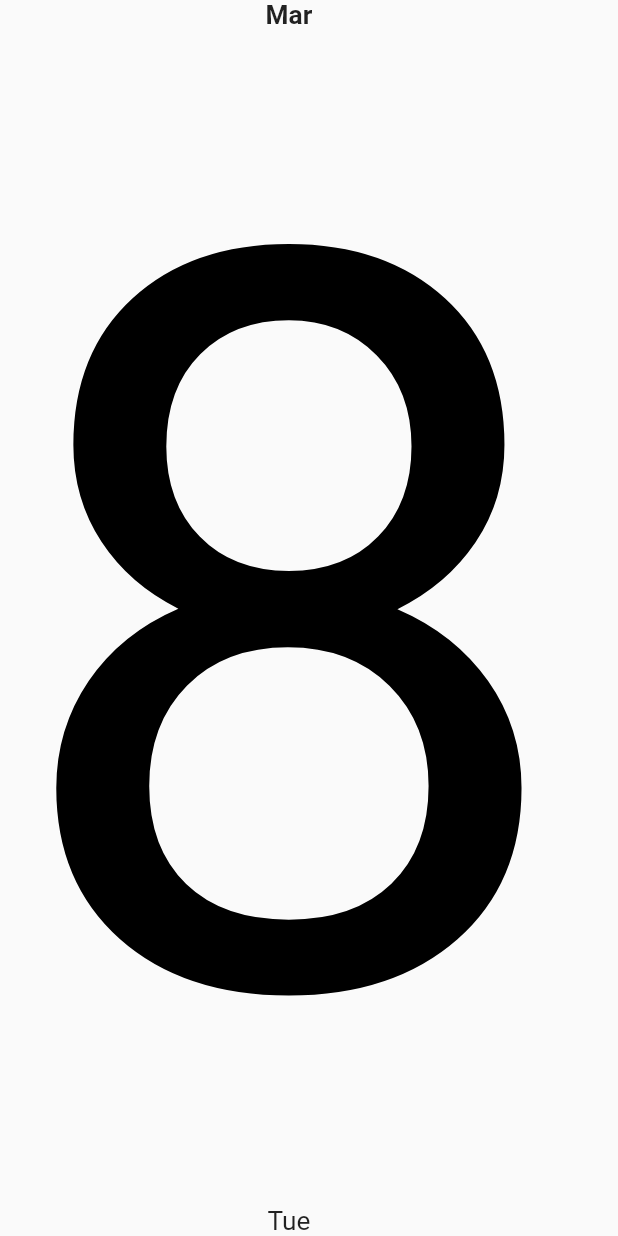
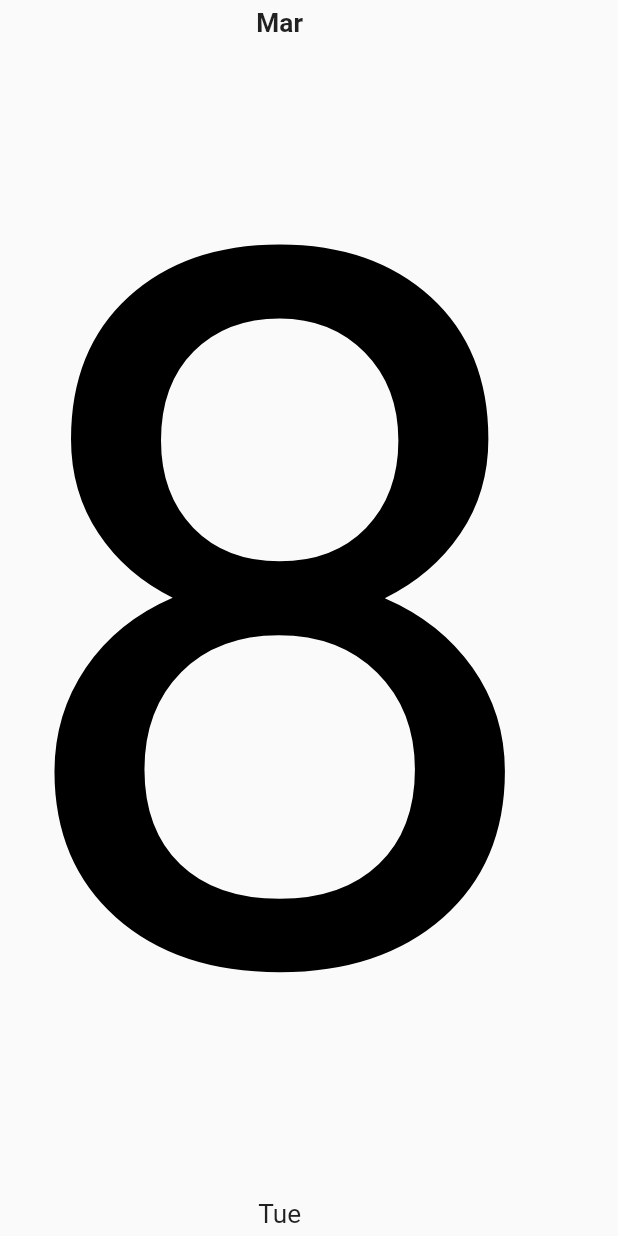
Before and after one commit to wangmaac/fourty_mom_project, a Flutter app: what selectContent() shows on an empty page, opened directly, on a phone screen of 412 x 824 dp. Run offline on Flutter 3.47's test engine with Material 2 defaults, Android fonts, the phone set to English and light mode, and no system bars; our stand-ins replace animated_text_kit, firebase_auth, firebase_core, font_awesome_flutter, go_router, google_sign_in and 2 more; missing offline and left inert: flutter_facebook_auth; accounts and stored records are empty.

Commit message:
2nd commit
welcome message

```diff
--- a/lib/models/record_model.dart
+++ b/lib/models/record_model.dart
@@ -1,13 +1,13 @@
 final List<Map<String, dynamic>> tmpListModel = [
   {
-    'date': DateTime(2022, 02, 21),
+    'date': DateTime(2022, 03, 6),
     'book': '고래',
     'video': 'netflix',
     'listen': 'mp3'
   },
-  {'date': DateTime(2022, 02, 20), 'book': '고래', 'video': 'netflix'},
+  {'date': DateTime(2022, 03, 7), 'book': '고래', 'video': 'netflix'},
   {
-    'date': DateTime(2022, 02, 12),
+    'date': DateTime(2022, 03, 01),
     'book': '고독',
     'video': 'netflix',
     'listen': 'mp3'
--- a/lib/widget/timeline_content_widget.dart
+++ b/lib/widget/timeline_content_widget.dart
@@ -1,71 +1,69 @@
 import 'package:flutter/material.dart';
 import 'package:font_awesome_flutter/font_awesome_flutter.dart';
-import 'package:fourty_mom_project/utilities/color.dart';
 import 'package:fourty_mom_project/utilities/date_format.dart';
 
 import '../models/record_model.dart';
+import '../utilities/icon_data.dart';
 
+
+//선택했을때
 Widget selectContent(DateTime itemDate) {
   List<Map<String, dynamic>> result = [];
 
   result =
       List.of(tmpListModel.where((element) => itemDate == element['date']));
 
-  FaIcon notStudyIcon = const FaIcon(
-    FontAwesomeIcons.ban,
-    color: Colors.white,
-  );
-
   if (result.isNotEmpty) {
     Widget subIconList = SizedBox(
         width: 85,
         child: Row(mainAxisAlignment: MainAxisAlignment.center, children: [
           result.first['book'] == null
-              ? notStudyIcon
-              : const ImageIcon(
-                  AssetImage('images/icons/book_icon.png'),
-                  size: 25,
-                  color: Colors.black,
-                ),
+              ? readingIcon(25, false)
+              : readingIcon(25, true),
           result.first['video'] == null
-              ? notStudyIcon
-              : const ImageIcon(
-                  AssetImage('images/icons/video_icon.png'),
-                  size: 25,
-                  color: Colors.black,
-                ),
+              ? videoIcon(25, false)
+              : videoIcon(25, true),
           result.first['listen'] == null
-              ? ImageIcon(
-                  const AssetImage('images/icons/music_icon.png'),
-                  size: 25,
-                  color: Colors.grey.shade200,
-                )
-              : const ImageIcon(
-                  AssetImage('images/icons/music_icon.png'),
-                  size: 25,
-                  color: Colors.black,
-                ),
+              ? listeningIcon(25, false)
+              : listeningIcon(25, true),
         ]));
-
-    return Column(
-      mainAxisAlignment: MainAxisAlignment.center,
-      children: [
-        Text(
-          dateFormat.format(result.first['date']),
-          style: const TextStyle(fontSize: 20, color: Colors.black),
-        ),
-        const SizedBox(
-          height: 5,
-        ),
-        subIconList
-      ],
-    );
+    return
+      Column(
+        children: [
+          SizedBox(
+            child: FittedBox(
+                child: Text(
+                  mmmDateFormat.format(itemDate),
+                  style: const TextStyle(fontWeight: FontWeight.bold),
+                )),
+            height: 20,
+          ),
+          Expanded(
+              child: FittedBox(
+                  child: Text(
+                    itemDate.day.toString(),
+                    style: TextStyle(
+                        color: itemDate.weekday == 7
+                            ? Colors.red
+                            : itemDate.weekday == 6
+                            ? Colors.blue
+                            : Colors.black),
+                  ))),
+          SizedBox(height: 20,  child: subIconList,),
+          SizedBox(
+            child: FittedBox(
+              child: Text(
+                mDateFormat.format(itemDate),
+              ),
+            ),
+            height: 20,
+          ),
+        ],
+      );
   } else {
-    /*if (itemDate == 7 || itemDate == 6) {
-      localColor = Colors.red;
-    }*/
     return Column(
       children: [
+        const SizedBox(height: 5,),
         SizedBox(
           child: FittedBox(
               child: Text(
@@ -85,6 +83,7 @@ Widget selectContent(DateTime itemDate) {
                       ? Colors.blue
                       : Colors.black),
         ))),
+        const SizedBox(height: 15,),
         SizedBox(
           child: FittedBox(
             child: Text(
@@ -93,6 +92,7 @@ Widget selectContent(DateTime itemDate) {
           ),
           height: 20,
         ),
+        const SizedBox(height: 5,),
       ],
     );
   }
--- a/pubspec.yaml
+++ b/pubspec.yaml
@@ -48,6 +48,7 @@ dependencies:
   google_sign_in: ^5.2.4
   flutter_facebook_auth: ^4.1.1
   freezed_annotation: ^1.1.0
+  animated_text_kit: ^4.2.1
 
 dev_dependencies:
   flutter_test:
```
Also changed, not shown: lib/screens/init_page.dart (+46 -1 lines), lib/utilities/icon_data.dart (added, +23 -0 lines), lib/widget/timeline_calendar.dart (+8 -2 lines), pubspec.lock, 1 other file.
